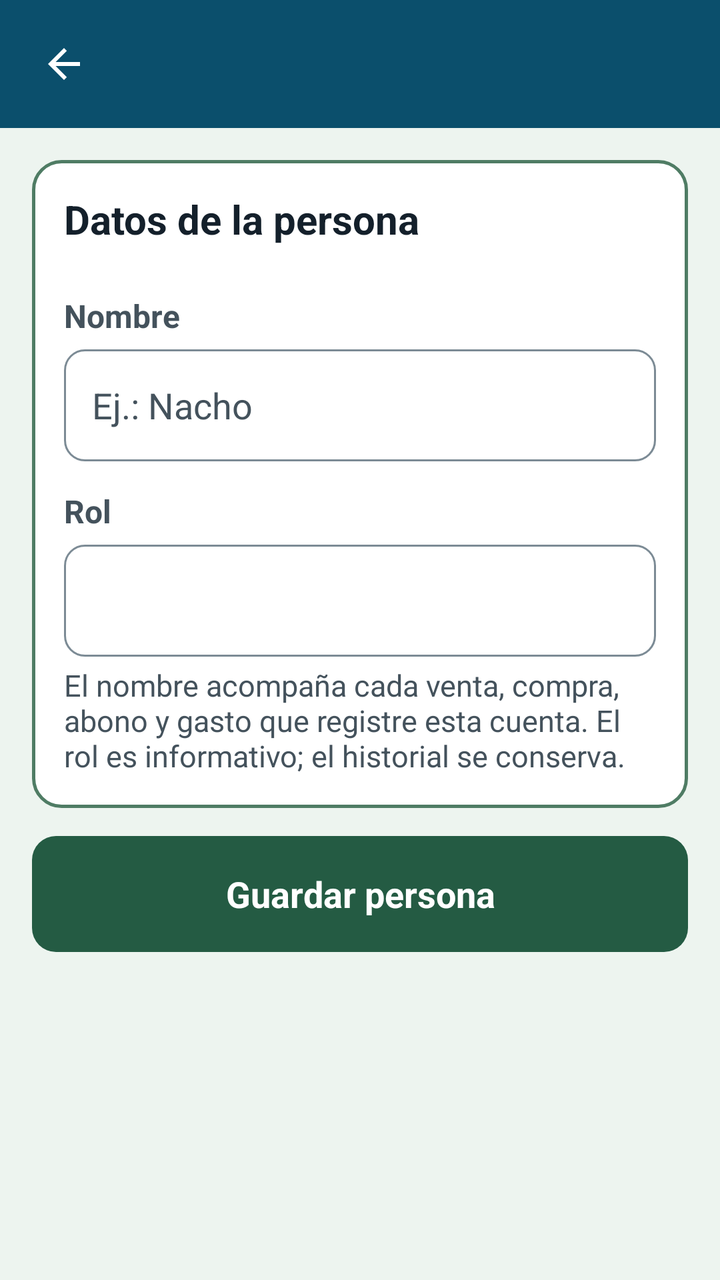
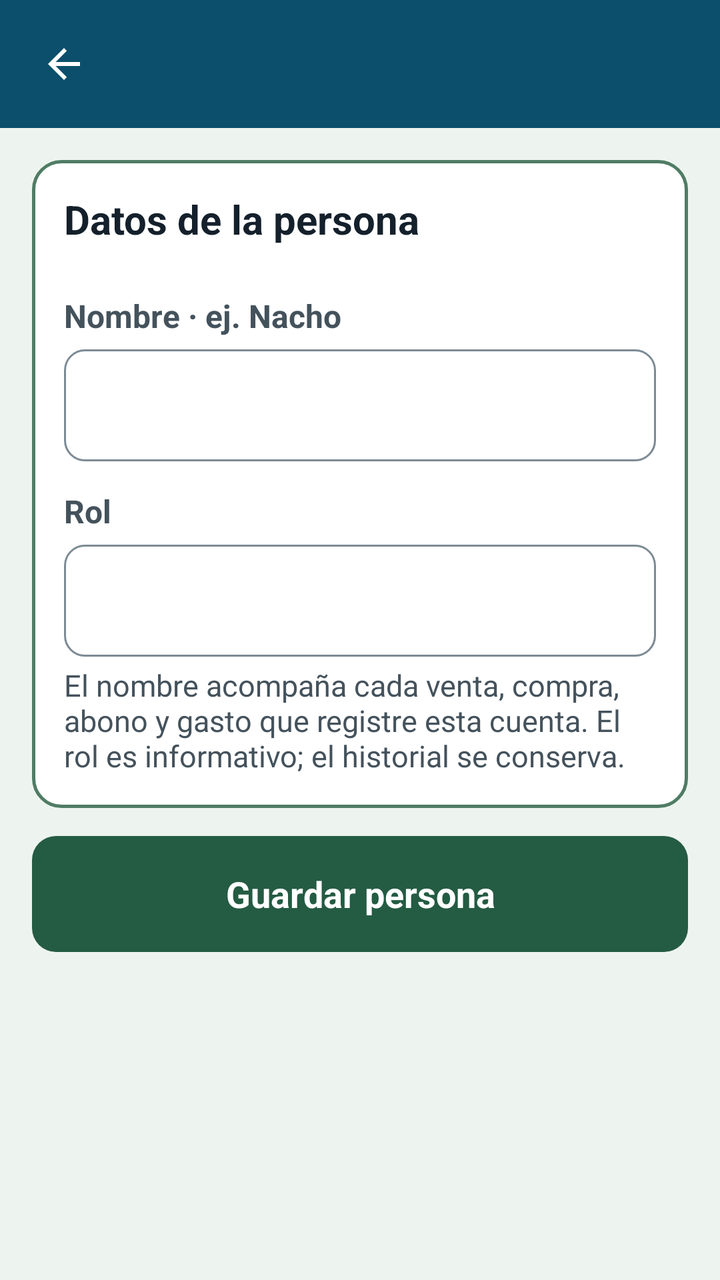

An Android layout rendered at two revisions. The XML below is the earlier revision; the diff shows what the commit changed to produce the second picture.
<!-- AndroidManifest.xml: application theme Tema -->
<!-- res/layout/activity_usuario.xml -->
<?xml version="1.0" encoding="utf-8"?>
<LinearLayout xmlns:android="http://schemas.android.com/apk/res/android"
    android:layout_width="match_parent"
    android:layout_height="match_parent"
    android:orientation="vertical"
    android:background="@color/admin_verde_fondo">

    <include layout="@layout/barra_superior" />

    <ScrollView
        android:layout_width="match_parent"
        android:layout_height="match_parent"
        android:fillViewport="true">

        <LinearLayout
            android:layout_width="match_parent"
            android:layout_height="wrap_content"
            android:orientation="vertical"
            android:padding="16dp">

            <LinearLayout
                style="@style/TarjetaAdmin"
                android:layout_width="match_parent"
                android:layout_height="wrap_content">

                <TextView
                    style="@style/TituloSeccion"
                    android:layout_width="match_parent"
                    android:layout_height="wrap_content"
                    android:text="Datos de la persona" />

                <TextView
                    style="@style/Etiqueta"
                    android:layout_width="match_parent"
                    android:layout_height="wrap_content"
                    android:labelFor="@+id/etNombreUsuario"
                    android:text="Nombre" />

                <EditText
                    android:id="@+id/etNombreUsuario"
                    style="@style/Campo"
                    android:layout_width="match_parent"
                    android:layout_height="wrap_content"
                    android:hint="Ej.: Nacho"
                    android:inputType="textCapWords"
                    android:maxLength="40" />

                <TextView
                    style="@style/Etiqueta"
                    android:layout_width="match_parent"
                    android:layout_height="wrap_content"
                    android:labelFor="@+id/spRol"
                    android:text="Rol" />

                <Spinner
                    android:id="@+id/spRol"
                    android:layout_width="match_parent"
                    android:layout_height="wrap_content"
                    android:background="@drawable/fondo_campo"
                    android:minHeight="56dp"
                    android:paddingLeft="14dp"
                    android:paddingRight="14dp" />

                <TextView
                    style="@style/Ayuda"
                    android:layout_width="match_parent"
                    android:layout_height="wrap_content"
                    android:text="El nombre acompaña cada venta, compra, abono y gasto que registre esta cuenta. El rol es informativo; el historial se conserva." />
            </LinearLayout>

            <Button
                android:id="@+id/btnGuardar"
                style="@style/BotonAdmin"
                android:layout_width="match_parent"
                android:layout_height="wrap_content"
                android:text="Guardar persona" />

            <Button
                android:id="@+id/btnDesactivar"
                style="@style/BotonPeligro"
                android:layout_width="match_parent"
                android:layout_height="wrap_content"
                android:layout_marginTop="10dp"
                android:text="Desactivar persona"
                android:visibility="gone" />
        </LinearLayout>
    </ScrollView>
</LinearLayout>
<!-- res/layout/barra_superior.xml (included above) -->
<?xml version="1.0" encoding="utf-8"?>
<LinearLayout xmlns:android="http://schemas.android.com/apk/res/android"
    android:layout_width="match_parent"
    android:layout_height="wrap_content"
    android:orientation="horizontal"
    android:gravity="center_vertical"
    android:background="?android:attr/colorPrimary"
    android:minHeight="64dp"
    android:paddingLeft="6dp"
    android:paddingRight="12dp"
    android:paddingTop="6dp"
    android:paddingBottom="6dp">

    <ImageButton
        android:id="@+id/btnAtras"
        android:layout_width="52dp"
        android:layout_height="52dp"
        android:background="?android:attr/selectableItemBackgroundBorderless"
        android:src="@drawable/ic_atras"
        android:tint="@color/blanco"
        android:contentDescription="@string/volver"
        android:scaleType="centerInside" />

    <TextView
        android:id="@+id/tituloBarra"
        android:layout_width="0dp"
        android:layout_height="wrap_content"
        android:layout_weight="1"
        android:layout_marginStart="4dp"
        android:textColor="@color/blanco"
        android:textSize="22sp"
        android:textStyle="bold"
        android:maxLines="2"
        android:ellipsize="end" />
</LinearLayout>
<!-- resources referenced by this layout -->
<resources>
  <color name="admin_verde_fondo">#EDF4EF</color>
  <color name="blanco">#FFFFFF</color>
  <!-- drawable ic_atras (drawable) -->
  <?xml version="1.0" encoding="utf-8"?>
  <vector xmlns:android="http://schemas.android.com/apk/res/android"
      android:width="24dp" android:height="24dp"
      android:viewportWidth="24" android:viewportHeight="24">
      <path android:fillColor="#FF000000" android:pathData="M20,11H7.83l5.59,-5.59L12,4l-8,8 8,8 1.41,-1.41L7.83,13H20v-2z"/>
  </vector>
  <string name="volver">Volver</string>
  <style name="Ayuda">
          <item name="android:textSize">15sp</item>
          <item name="android:textColor">@color/texto_secundario</item>
          <item name="android:layout_marginTop">4dp</item>
      </style>
  <style name="BotonAdmin" parent="BotonPrimario">
          <item name="android:background">@drawable/boton_admin</item>
          <item name="android:textColor">@color/blanco</item>
      </style>
  <style name="BotonPeligro" parent="BotonPrimario">
          <item name="android:background">@drawable/boton_peligro</item>
          <item name="android:textColor">@color/blanco</item>
      </style>
  <style name="Etiqueta">
          <item name="android:textSize">16sp</item>
          <item name="android:textStyle">bold</item>
          <item name="android:textColor">@color/texto_secundario</item>
          <item name="android:layout_marginTop">14dp</item>
          <item name="android:layout_marginBottom">6dp</item>
      </style>
  <style name="TarjetaAdmin">
          <item name="android:background">@drawable/fondo_tarjeta_admin</item>
          <item name="android:padding">16dp</item>
          <item name="android:layout_marginBottom">14dp</item>
          <item name="android:orientation">vertical</item>
      </style>
  <style name="TituloSeccion">
          <item name="android:textSize">20sp</item>
          <item name="android:textStyle">bold</item>
          <item name="android:textColor">@color/texto</item>
          <item name="android:layout_marginBottom">10dp</item>
      </style>
  <style name="Tema" parent="@android:style/Theme.Material.Light.NoActionBar">
          <item name="android:colorPrimary">@color/primario</item>
          <item name="android:colorPrimaryDark">@color/primario_oscuro</item>
          <item name="android:colorAccent">@color/primario</item>
          <item name="android:windowBackground">@color/fondo</item>
          <item name="android:statusBarColor">@color/primario_oscuro</item>
          <item name="android:navigationBarColor">@color/superficie</item>
          <item name="android:windowLightNavigationBar">true</item>
          <item name="android:textColorPrimary">@color/texto</item>
          <item name="android:textColorSecondary">@color/texto_secundario</item>
          <item name="android:textColorHint">@color/texto_secundario</item>
          <item name="android:fontFamily">sans-serif</item>
          <item name="android:windowNoTitle">true</item>
          
      </style>
  <color name="superficie">#FFFFFF</color>
  <color name="primario">#0B4F6C</color>
  <color name="borde">#7C8B95</color>
  <color name="texto_secundario">#44525C</color>
  <color name="texto">#14202B</color>
  <!-- drawable fondo_tarjeta_admin (drawable) -->
  <?xml version="1.0" encoding="utf-8"?>
  <shape xmlns:android="http://schemas.android.com/apk/res/android">
      <solid android:color="@color/superficie" />
      <corners android:radius="14dp" />
      <stroke android:width="1.5dp" android:color="@color/admin_verde_borde" />
  </shape>
  <color name="primario_oscuro">#073A50</color>
  <color name="fondo">#F2F5F7</color>
  <color name="deshabilitado">#8A979F</color>
  <color name="admin_verde_oscuro">#163A2B</color>
  <color name="admin_verde">#245B43</color>
  <color name="error">#A3231C</color>
  <color name="admin_verde_borde">#4F7C64</color>
  <!-- unchanged entries left out for length: 6 -->
</resources>

<!-- the commit's change to res/layout/activity_usuario.xml (unified diff, before → after) -->
@@ -34,14 +34,13 @@
                     android:layout_width="match_parent"
                     android:layout_height="wrap_content"
                     android:labelFor="@+id/etNombreUsuario"
-                    android:text="Nombre" />
+                    android:text="Nombre · ej. Nacho" />
 
                 <EditText
                     android:id="@+id/etNombreUsuario"
                     style="@style/Campo"
                     android:layout_width="match_parent"
                     android:layout_height="wrap_content"
-                    android:hint="Ej.: Nacho"
                     android:inputType="textCapWords"
                     android:maxLength="40" />
 
@@ -95,8 +94,8 @@
     android:gravity="center_vertical"
     android:background="?android:attr/colorPrimary"
     android:minHeight="64dp"
-    android:paddingLeft="6dp"
-    android:paddingRight="12dp"
+    android:paddingStart="6dp"
+    android:paddingEnd="12dp"
     android:paddingTop="6dp"
     android:paddingBottom="6dp">
 
<!-- resource entries referenced after the edit -->
@@ -48,8 +48,8 @@
           <item name="android:colorAccent">@color/primario</item>
           <item name="android:windowBackground">@color/fondo</item>
           <item name="android:statusBarColor">@color/primario_oscuro</item>
-          <item name="android:navigationBarColor">@color/superficie</item>
-          <item name="android:windowLightNavigationBar">true</item>
+          
+          <item name="android:navigationBarColor">@color/primario_oscuro</item>
           <item name="android:textColorPrimary">@color/texto</item>
           <item name="android:textColorSecondary">@color/texto_secundario</item>
           <item name="android:textColorHint">@color/texto_secundario</item>
